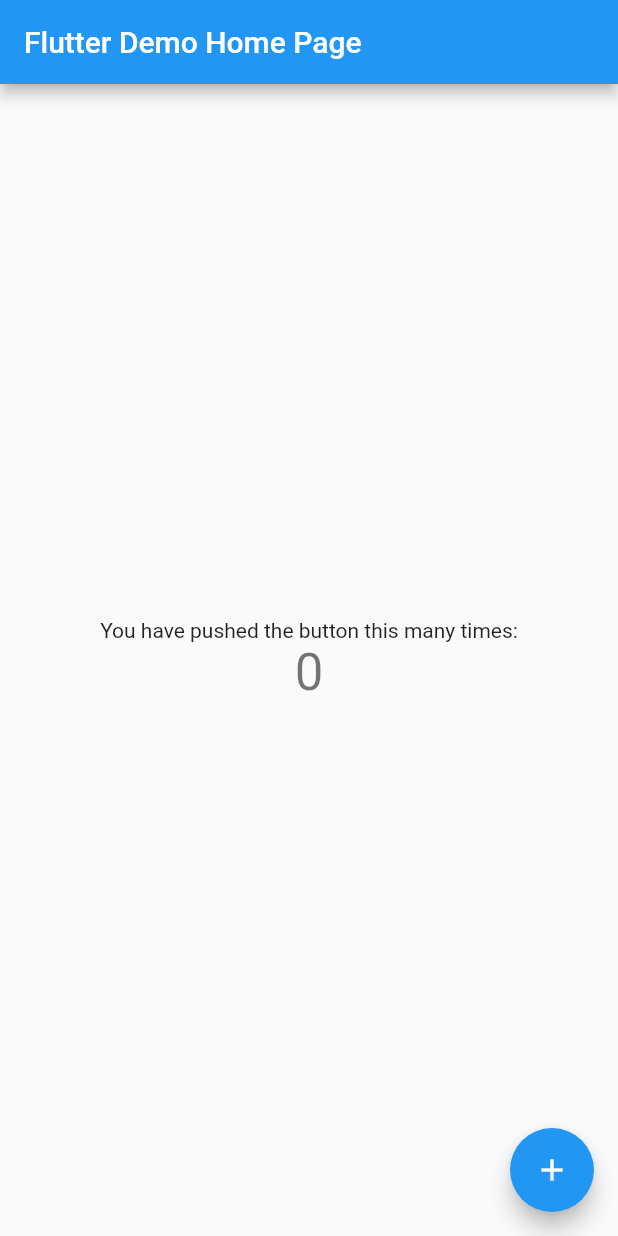
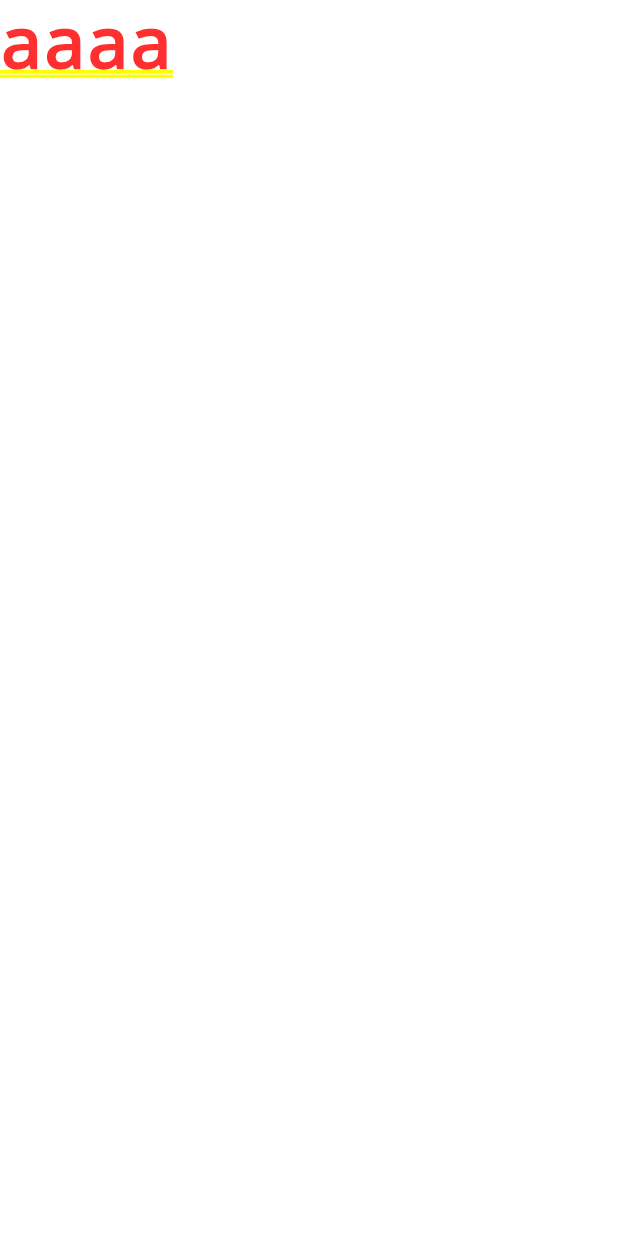
Before and after one commit to yathu/flutter_block_ex_1, a Flutter app: the screen it shows after launch, on a phone screen of 412 x 824 dp. Run offline on Flutter 3.47's test engine with Material 2 defaults, Android fonts, the phone set to English and light mode, and no system bars.

```diff
--- a/lib/main.dart
+++ b/lib/main.dart
@@ -11,15 +11,7 @@ class MyApp extends StatelessWidget {
     return MaterialApp(
       title: 'Flutter Demo',
       theme: ThemeData(
-        // This is the theme of your application.
-        //
-        // Try running your application with "flutter run". You'll see the
-        // application has a blue toolbar. Then, without quitting the app, try
-        // changing the primarySwatch below to Colors.green and then invoke
-        // "hot reload" (press "r" in the console where you ran "flutter run",
-        // or simply save your changes to "hot reload" in a Flutter IDE).
-        // Notice that the counter didn't reset back to zero; the application
-        // is not restarted.
+
         primarySwatch: Colors.blue,
       ),
       home: MyHomePage(title: 'Flutter Demo Home Page'),
@@ -30,14 +22,6 @@ class MyApp extends StatelessWidget {
 class MyHomePage extends StatefulWidget {
   MyHomePage({Key key, this.title}) : super(key: key);
 
-  // This widget is the home page of your application. It is stateful, meaning
-  // that it has a State object (defined below) that contains fields that affect
-  // how it looks.
-
-  // This class is the configuration for the state. It holds the values (in this
-  // case the title) provided by the parent (in this case the App widget) and
-  // used by the build method of the State. Fields in a Widget subclass are
-  // always marked "final".
 
   final String title;
 
@@ -46,68 +30,14 @@ class MyHomePage extends StatefulWidget {
 }
 
 class _MyHomePageState extends State<MyHomePage> {
-  int _counter = 0;
-
-  void _incrementCounter() {
-    setState(() {
-      // This call to setState tells the Flutter framework that something has
-      // changed in this State, which causes it to rerun the build method below
-      // so that the display can reflect the updated values. If we changed
-      // _counter without calling setState(), then the build method would not be
-      // called again, and so nothing would appear to happen.
-      _counter++;
-    });
-  }
 
   @override
   Widget build(BuildContext context) {
-    // This method is rerun every time setState is called, for instance as done
-    // by the _incrementCounter method above.
-    //
-    // The Flutter framework has been optimized to make rerunning build methods
-    // fast, so that you can just rebuild anything that needs updating rather
-    // than having to individually change instances of widgets.
-    return Scaffold(
-      appBar: AppBar(
-        // Here we take the value from the MyHomePage object that was created by
-        // the App.build method, and use it to set our appbar title.
-        title: Text(widget.title),
+
+    return MaterialApp(
+      home: Text(
+        "aaaa",
       ),
-      body: Center(
-        // Center is a layout widget. It takes a single child and positions it
-        // in the middle of the parent.
-        child: Column(
-          // Column is also a layout widget. It takes a list of children and
-          // arranges them vertically. By default, it sizes itself to fit its
-          // children horizontally, and tries to be as tall as its parent.
-          //
-          // Invoke "debug painting" (press "p" in the console, choose the
-          // "Toggle Debug Paint" action from the Flutter Inspector in Android
-          // Studio, or the "Toggle Debug Paint" command in Visual Studio Code)
-          // to see the wireframe for each widget.
-          //
-          // Column has various properties to control how it sizes itself and
-          // how it positions its children. Here we use mainAxisAlignment to
-          // center the children vertically; the main axis here is the vertical
-          // axis because Columns are vertical (the cross axis would be
-          // horizontal).
-          mainAxisAlignment: MainAxisAlignment.center,
-          children: <Widget>[
-            Text(
-              'You have pushed the button this many times:',
-            ),
-            Text(
-              '$_counter',
-              style: Theme.of(context).textTheme.headline4,
-            ),
-          ],
-        ),
-      ),
-      floatingActionButton: FloatingActionButton(
-        onPressed: _incrementCounter,
-        tooltip: 'Increment',
-        child: Icon(Icons.add),
-      ), // This trailing comma makes auto-formatting nicer for build methods.
     );
   }
 }
```
Also changed, not shown: lib/data_service.dart (added, +20 -0 lines), lib/post.dart (added, +15 -0 lines), pubspec.yaml (+4 -3 lines), pubspec.lock.
